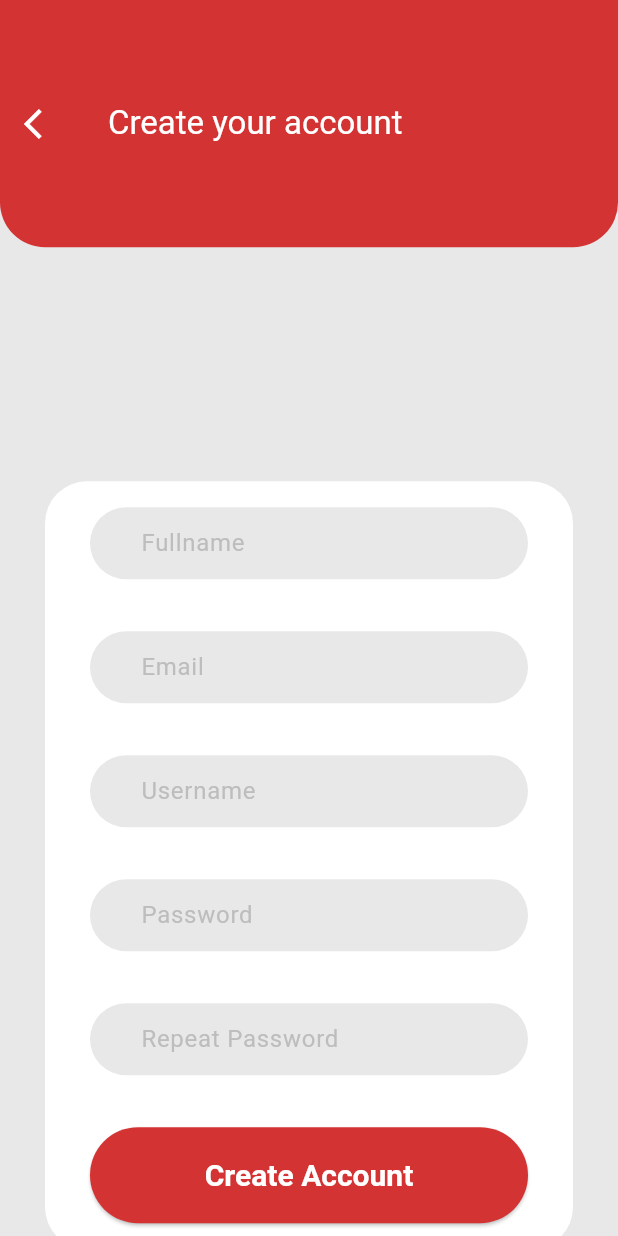
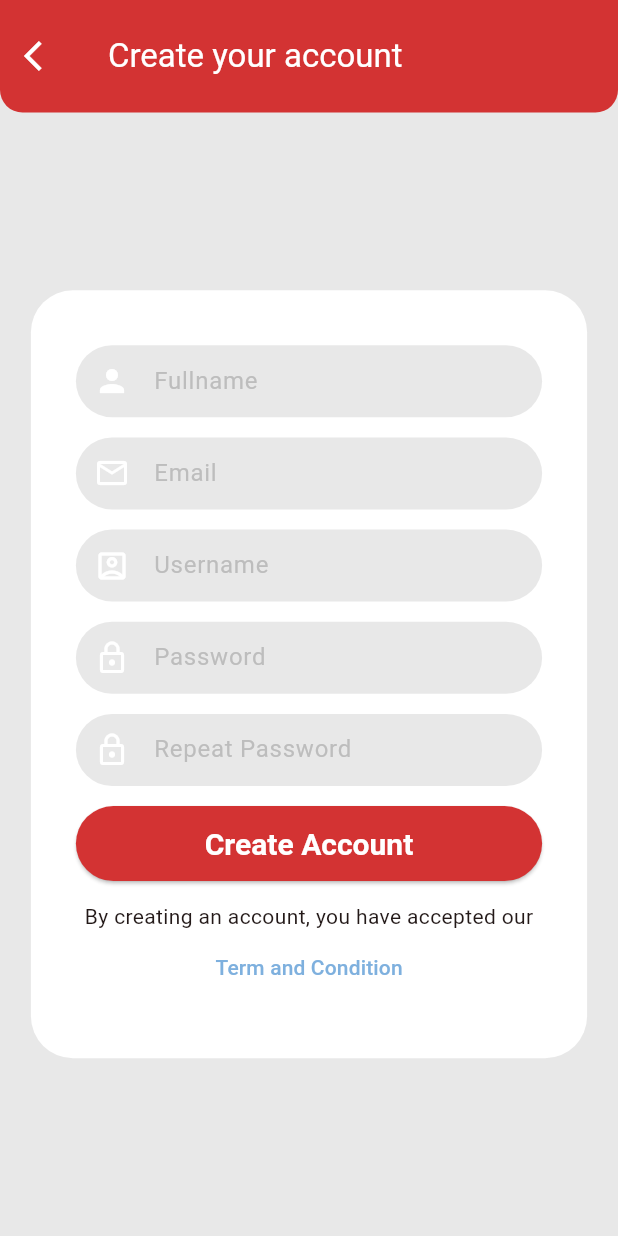
Before and after one commit to Bipoeman/Softdev-2-Group-1-Frontend, a Flutter app: the screen it shows after launch, after a tap on "Create an account", on a phone screen of 412 x 824 dp. Run offline on Flutter 3.47's test engine with Material 3 defaults, Android fonts, the phone set to English and light mode, and no system bars.

Commit message:
Update Register UI and implement responsive on register page

```diff
--- a/lib/User/login.dart
+++ b/lib/User/login.dart
@@ -72,7 +72,6 @@ class _LoginPageState extends State<LoginPage> {
                       borderRadius: BorderRadius.circular(28),
                       color: Colors.white,
                     ),
-                    child: Expanded(
                     child: Column(
                       mainAxisAlignment: MainAxisAlignment.spaceAround,
                       children: [
@@ -123,7 +122,7 @@ class _LoginPageState extends State<LoginPage> {
                         ),
                         SizedBox(
                           width: double.infinity,
-                            height: 42,
+                          height: 50,
                           child: ElevatedButton(
                             style: ElevatedButton.styleFrom(
                               backgroundColor: mainColor,
@@ -158,7 +157,6 @@ class _LoginPageState extends State<LoginPage> {
                       ],
                     ),
                   ),
-                  ),
                 ],
               ),
             ),
--- a/lib/User/register.dart
+++ b/lib/User/register.dart
@@ -45,7 +45,7 @@ class _RegisterPageState extends State<RegisterPage> {
       child: Scaffold(
         backgroundColor: backgroundColor,
         appBar: AppBar(
-          toolbarHeight: [256.0, size.height * 0.2].reduce(min),
+          toolbarHeight: 75.0,
           title: const Text(
             "Create your account",
             style: TextStyle(
@@ -66,56 +66,60 @@ class _RegisterPageState extends State<RegisterPage> {
           elevation: 0,
           shape: const RoundedRectangleBorder(
             borderRadius: BorderRadius.vertical(
-              bottom: Radius.circular(30),
+              bottom: Radius.circular(15),
             ),
           ),
         ),
         body: SingleChildScrollView(
           child: ConstrainedBox(
             constraints: BoxConstraints(
-              minHeight: size.height - MediaQuery.of(context).padding.top,
+              minHeight: size.height - MediaQuery.of(context).padding.top - 75,
             ),
             child: Center(
               child: Container(
-                margin: const EdgeInsets.all(30),
-                padding: const EdgeInsets.fromLTRB(30, 0, 30, 0),
+                margin: const EdgeInsets.fromLTRB(0, 30, 0, 30),
+                padding: const EdgeInsets.all(30),
                 width: [512.0, size.width * 0.9].reduce(min),
                 height: 512,
                 decoration: BoxDecoration(
                   borderRadius: BorderRadius.circular(28),
                   color: Colors.white,
                 ),
-                child: Expanded(
                 child: Column(
-                    mainAxisAlignment: MainAxisAlignment
-                        .spaceAround, // Adjust the spacing here
+                  mainAxisAlignment:
+                      MainAxisAlignment.spaceAround, // Adjust the spacing here
                   children: [
                     textField(
                       labelText: "Fullname",
                       fillColor: backgroundColor,
+                      icon: const Icon(Icons.person),
                     ),
                     textField(
                       labelText: "Email",
                       fillColor: backgroundColor,
                       inputType: TextInputType.emailAddress,
+                      icon: const Icon(Icons.email_outlined),
                     ),
                     textField(
                       labelText: "Username",
                       fillColor: backgroundColor,
+                      icon: const Icon(Icons.account_box_outlined),
                     ),
                     textField(
                       labelText: "Password",
                       fillColor: backgroundColor,
                       obscureText: true,
+                      icon: const Icon(Icons.lock_outline),
                     ),
                     textField(
                       labelText: "Repeat Password",
                       fillColor: backgroundColor,
                       obscureText: true,
+                      icon: const Icon(Icons.lock_outline),
                     ),
                     SizedBox(
                       width: double.infinity,
-                        height: 64, // Updated height
+                      height: 50, // Updated height
                       child: ElevatedButton(
                         style: ElevatedButton.styleFrom(
                           backgroundColor: mainColor,
@@ -130,8 +134,45 @@ class _RegisterPageState extends State<RegisterPage> {
                         onPressed: () {},
                       ),
                     ),
+                    Column(
+                      children: [
+                        const Text(
+                            "By creating an account, you have accepted our"),
+                        TextButton(
+                          onPressed: () {
+                            showDialog(
+                                context: context,
+                                builder: (context) {
+                                  return Dialog(
+                                    shape: RoundedRectangleBorder(
+                                      borderRadius: BorderRadius.all(
+                                        Radius.circular(20),
+                                      ),
+                                    ),
+                                    insetPadding: EdgeInsets.all(8.0),
+                                    child: Container(
+                                      padding: EdgeInsets.all(20.0),
+                                      child: Text(
+                                        "Term and Condition",
+                                        style: TextStyle(
+                                          fontSize: 20,
+                                          fontWeight: FontWeight.bold,
+                                        ),
+                                      ),
+                                    ),
+                                  );
+                                });
+                          },
+                          child: const Text(
+                            "Term and Condition",
+                            style: TextStyle(
+                              color: Color(0xff7eb0de),
+                            ),
+                          ),
+                        ),
                       ],
-                  ),
+                    )
+                  ],
                 ),
               ),
             ),
--- a/lib/main.dart
+++ b/lib/main.dart
@@ -1,7 +1,6 @@
 import 'package:flutter/material.dart';
 import 'package:ruam_mitt/User/login.dart';
 import 'package:ruam_mitt/User/register.dart';
-
 
 ThemeData mainTheme = ThemeData(
   colorScheme:
```
Lines whose indentation alone changed are shown as unchanged.
